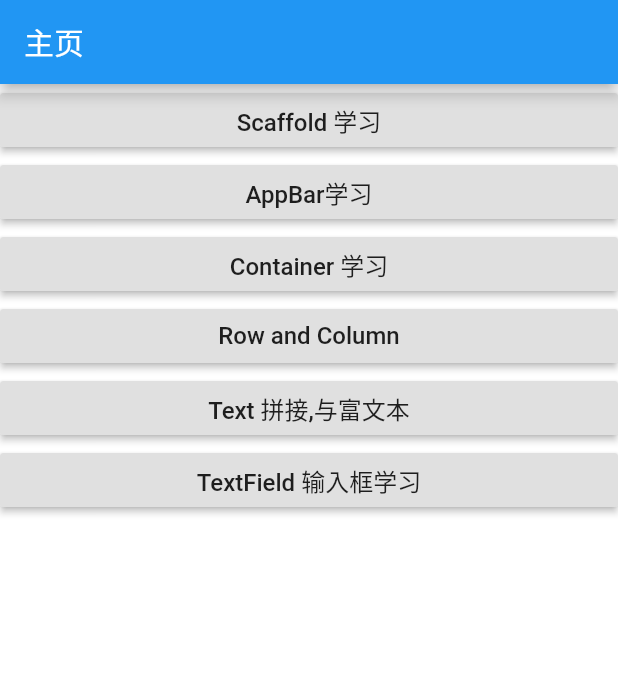
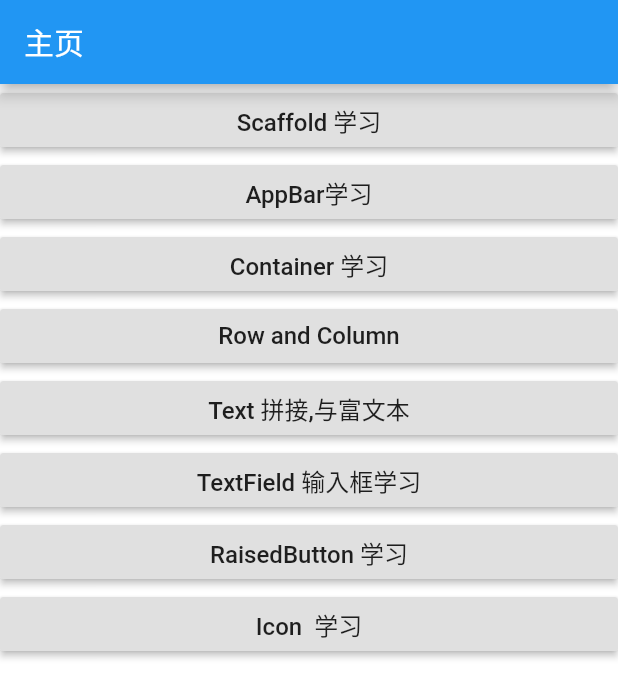
Before and after one commit to tsm19911014/tsm_flutter, a Flutter app: the screen it shows after launch, on a phone screen of 412 x 824 dp. Shown: the top 698 px of the screen. Run offline on Flutter 3.47's test engine with Material 2 defaults, Android fonts, the phone set to English and light mode, and no system bars; our stand-ins replace flutter_html.

Commit message:
RaisedButton  学习

```diff
--- a/lib/main.dart
+++ b/lib/main.dart
@@ -1,6 +1,8 @@
 import 'package:flutter/material.dart';
 import 'package:flutter_app1/tsm_page/TsmContainerPage.dart';
+import 'package:flutter_app1/tsm_page/TsmIconPage.dart';
 import 'package:flutter_app1/tsm_page/TsmMainPage.dart';
+import 'package:flutter_app1/tsm_page/TsmRaisedButtonPage.dart';
 import 'package:flutter_app1/tsm_page/TsmRowAndColumnPage.dart';
 import 'package:flutter_app1/tsm_page/TsmScaffoldPage.dart';
 import 'package:flutter_app1/tsm_page/TsmAppBarPage.dart';
@@ -33,6 +35,8 @@ class MyApp extends StatelessWidget {
         page_routes_row_and_column:(context)=> TsmRowAndColumnPage(),
         page_routes_text:(context)=>TsmTextPage(),
         page_routes_text_field:(context)=>TsmTextFieldPage(),
+        page_routes_raised_button:(context)=>TsmRaisedButtonPage(),
+        page_routes_icon:(context)=>TsmIconPage(),
       },
       home: TsmMainPage(),
     );
--- a/lib/tsm_page/TsmMainPage.dart
+++ b/lib/tsm_page/TsmMainPage.dart
@@ -6,22 +6,25 @@ import '../tsm_page_routes.dart';
 class TsmMainPage extends StatefulWidget {
   @override
   _TsmMainState createState() => _TsmMainState();
-
-
 }
 
 class _TsmMainState extends State<TsmMainPage> {
-
-
   List<String> list;
-
 
   @override
   void initState() {
     super.initState();
-    list = ['Scaffold 学习', 'AppBar学习', 'Container 学习','Row and Column','Text 拼接,与富文本','TextField 输入框学习'];
+    list = [
+      'Scaffold 学习',
+      'AppBar学习',
+      'Container 学习',
+      'Row and Column',
+      'Text 拼接,与富文本',
+      'TextField 输入框学习',
+      'RaisedButton 学习',
+      'Icon  学习'
+    ];
   }
-
 
   @override
   Widget build(BuildContext context) {
@@ -31,26 +34,28 @@ class _TsmMainState extends State<TsmMainPage> {
       ),
       body: Container(
         color: Colors.white,
-        child: ListView.builder(itemBuilder: (BuildContext, int) =>
-            Container(
-                child: RaisedButton(
-                  child: Center(
-                    child: Text(list[int],style: TextStyle(color: Colors.black87,fontSize: 16),),
-                  ),
-                  onPressed: (){
-                    _onPressedItem(context,int);
-                  },
-                )
-            ), itemCount: list.length,),
+        child: ListView.builder(
+          itemBuilder: (BuildContext, int) => Container(
+              child: RaisedButton(
+            child: Center(
+              child: Text(
+                list[int],
+                style: TextStyle(color: Colors.black87, fontSize: 16),
+              ),
+            ),
+            onPressed: () {
+              _onPressedItem(context, int);
+            },
+          )),
+          itemCount: list.length,
+        ),
       ),
     );
   }
-
 }
 
-
-void _onPressedItem(BuildContext context,int index){
-  switch(index){
+void _onPressedItem(BuildContext context, int index) {
+  switch (index) {
     case 0:
       Navigator.of(context).pushNamed(page_routes_scaffold);
       break;
@@ -69,5 +74,11 @@ void _onPressedItem(BuildContext context,int index){
     case 5:
       Navigator.of(context).pushNamed(page_routes_text_field);
       break;
+    case 6:
+      Navigator.of(context).pushNamed(page_routes_raised_button);
+      break;
+    case 7:
+      Navigator.of(context).pushNamed(page_routes_icon);
+      break;
   }
 }
--- a/lib/tsm_page_routes.dart
+++ b/lib/tsm_page_routes.dart
@@ -24,3 +24,9 @@ const String page_routes_text=base_routes+"text";
 
 ///输入框学习
 const String  page_routes_text_field=base_routes+"text_field";
+
+///RaisedButton 学习
+const  String page_routes_raised_button=base_routes+"raised_button";
+
+///Icon 学习
+const  String page_routes_icon=base_routes+"icon";
```
Also changed, not shown: lib/tsm_page/TsmIconPage.dart (added, +45 -0 lines), lib/tsm_page/TsmRaisedButtonPage.dart (added, +121 -0 lines).
